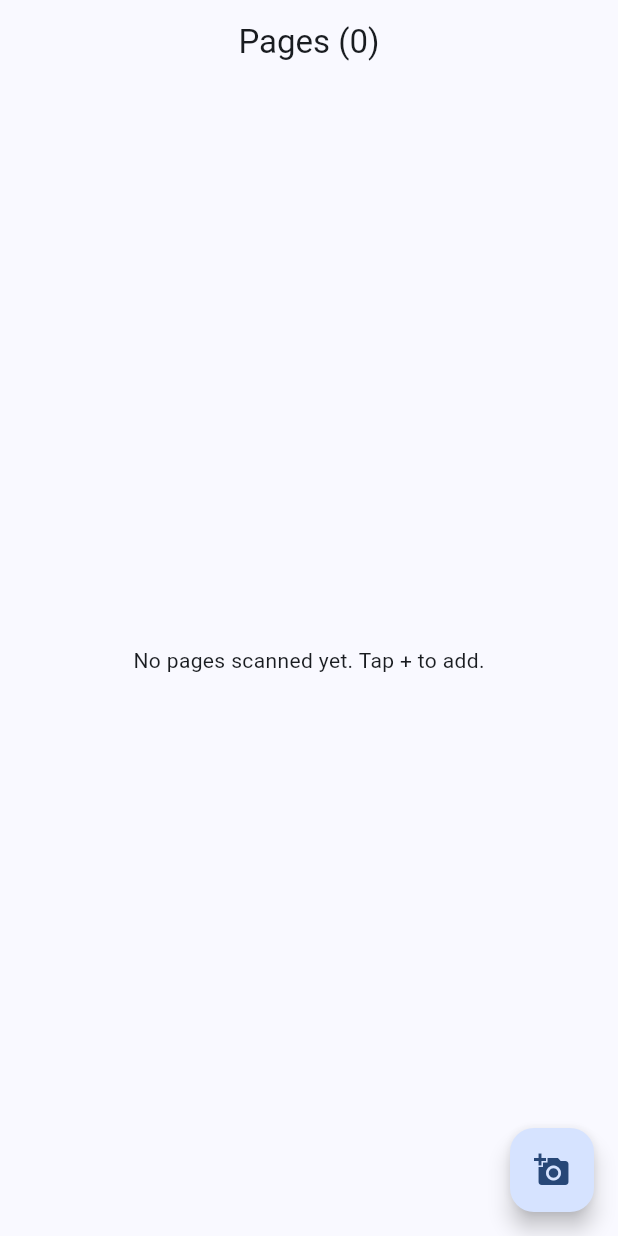
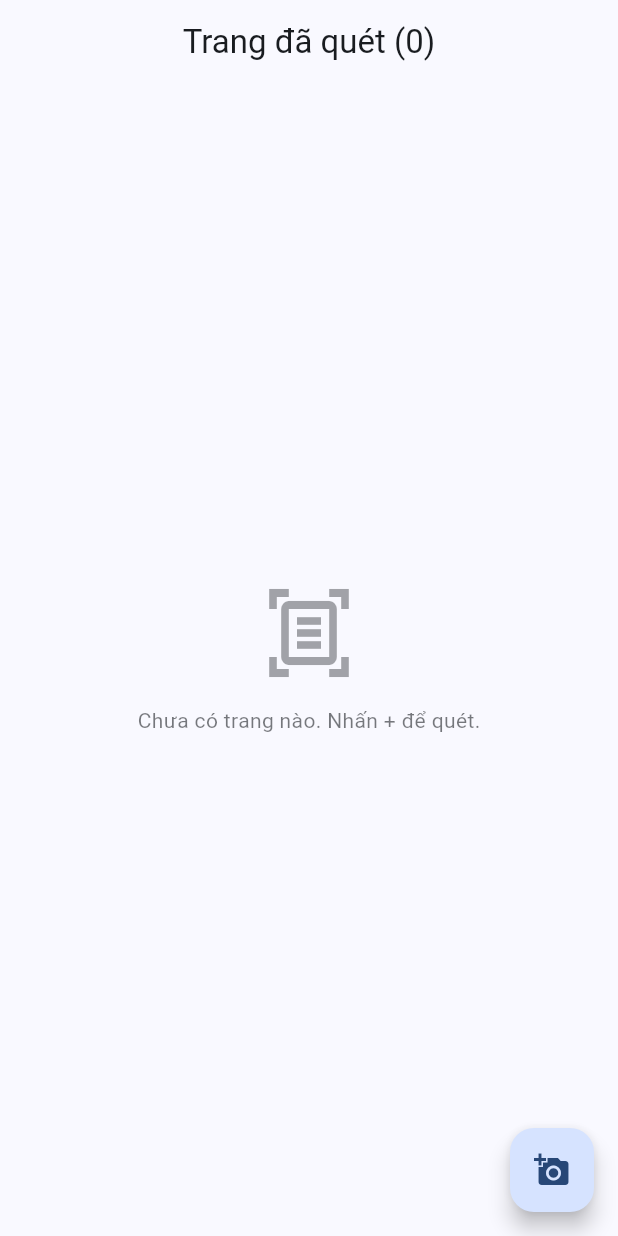
Before and after one commit to viethoang1211/CivicLens, a Flutter app: the MultiPageScan screen opened directly with empty values, on a phone screen of 412 x 824 dp. Run offline on Flutter 3.47's test engine with Material 3 defaults, Android fonts, the phone set to English and light mode, and no system bars; our stand-ins replace app_links, connectivity_plus, dio, flutter_secure_storage, image_picker; missing offline and left inert: workmanager; accounts and stored records are empty.

Commit message:
done button

```diff
--- a/staff_app/lib/features/scan/multi_page_scan.dart
+++ b/staff_app/lib/features/scan/multi_page_scan.dart
@@ -45,20 +45,26 @@ class _MultiPageScanState extends State<MultiPageScan> {
 
   @override
   Widget build(BuildContext context) {
+    final cs = Theme.of(context).colorScheme;
     return Scaffold(
       appBar: AppBar(
-        title: Text('Pages (${_pages.length})'),
-        actions: [
-          if (_pages.isNotEmpty)
-            TextButton(
-              onPressed: _finalize,
-              child: const Text('Done', style: TextStyle(color: Colors.white)),
+        title: Text('Trang đã quét (${_pages.length})'),
       ),
+      body: _pages.isEmpty
+          ? Center(
+              child: Column(
+                mainAxisAlignment: MainAxisAlignment.center,
+                children: [
+                  Icon(Icons.document_scanner_outlined, size: 64, color: cs.onSurface.withAlpha(100)),
+                  const SizedBox(height: 16),
+                  Text('Chưa có trang nào. Nhấn + để quét.', style: TextStyle(color: cs.onSurface.withAlpha(150))),
                 ],
               ),
-      body: _pages.isEmpty
-          ? const Center(child: Text('No pages scanned yet. Tap + to add.'))
-          : ReorderableListView.builder(
+            )
+          : Column(
+              children: [
+                Expanded(
+                  child: ReorderableListView.builder(
                     itemCount: _pages.length,
                     onReorder: _reorderPages,
                     itemBuilder: (context, index) {
@@ -69,13 +75,31 @@ class _MultiPageScanState extends State<MultiPageScan> {
                           height: 50,
                           child: Image.file(_pages[index], fit: BoxFit.cover),
                         ),
-                  title: Text('Page ${index + 1}'),
+                        title: Text('Trang ${index + 1}'),
                         trailing: IconButton(
                           icon: const Icon(Icons.delete),
                           onPressed: () => _removePage(index),
                         ),
                       );
                     },
+                  ),
+                ),
+                Padding(
+                  padding: const EdgeInsets.all(16),
+                  child: SizedBox(
+                    width: double.infinity,
+                    height: 50,
+                    child: FilledButton.icon(
+                      onPressed: _finalize,
+                      icon: const Icon(Icons.check_circle_outline),
+                      label: Text('Hoàn tất (${_pages.length} trang)', style: const TextStyle(fontSize: 16)),
+                      style: FilledButton.styleFrom(
+                        shape: RoundedRectangleBorder(borderRadius: BorderRadius.circular(12)),
+                      ),
+                    ),
+                  ),
+                ),
+              ],
             ),
       floatingActionButton: FloatingActionButton(
         onPressed: _addPage,
```
Lines whose indentation alone changed are shown as unchanged.
